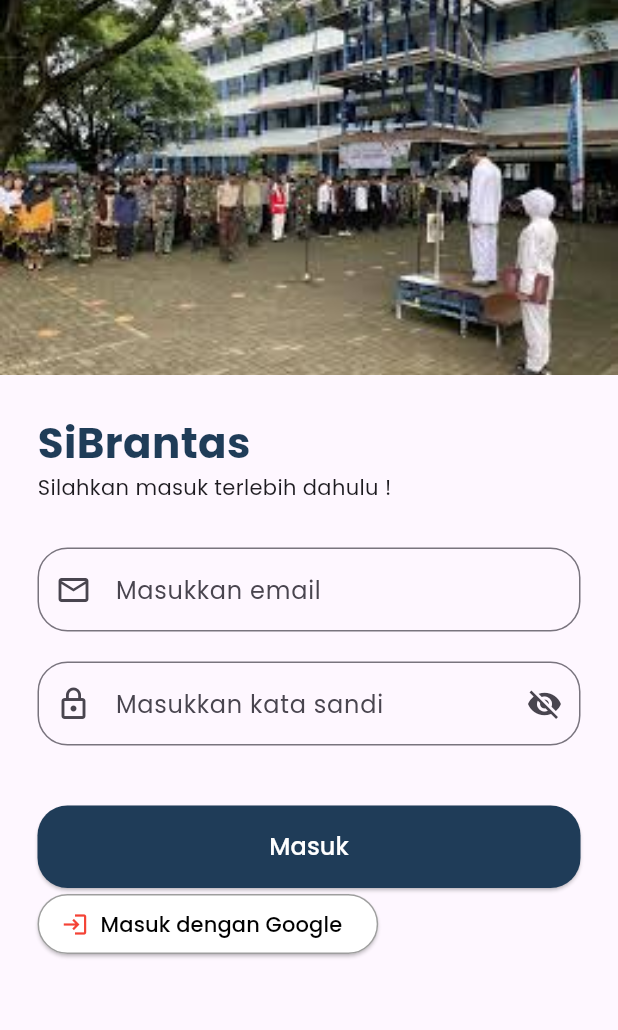
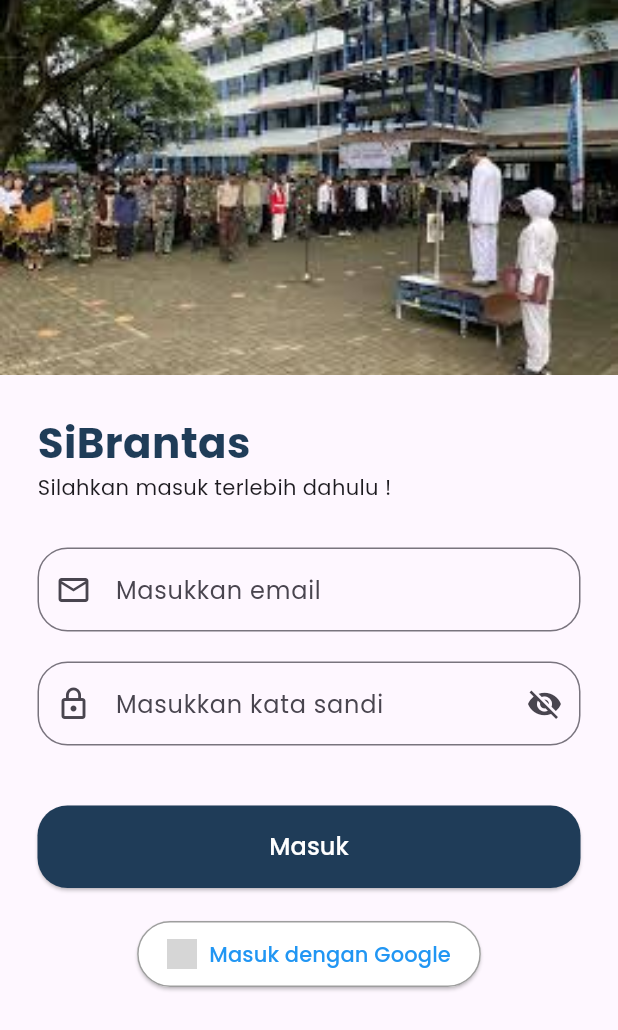
Before and after one commit to HusnulAzizah21/peminjaman_alat, a Flutter app: the screen it shows after launch, after a tap on "Masuk dengan Google", on a phone screen of 412 x 824 dp. Shown: the top 1030 px of the screen. Run offline on Flutter 3.47's test engine with Material 3 defaults, Android fonts, the phone set to English and light mode, and no system bars; our stand-ins replace fl_chart, get, google_fonts, google_sign_in, image_picker, pdf and 2 more; accounts and stored records are empty; network calls fail; grey boxes are pictures that could not be loaded.

Commit message:
port tetap

```diff
--- a/lib/controllers/app_controller.dart
+++ b/lib/controllers/app_controller.dart
@@ -45,7 +45,7 @@ class AppController extends GetxController {
     );
 
     // 3. Navigasi ke Beranda setelah berhasil
-    Get.offAllNamed('/dashboard');
+    GetPage(name: '/dashboard', page: () => const PeminjamPage());
 
   } catch (error) {
     print('Error Google Sign In: $error');
--- a/lib/login_page.dart
+++ b/lib/login_page.dart
@@ -93,15 +93,24 @@ class _LoginPageState extends State<LoginPage> {
                       : const Text("Masuk", style: TextStyle(color: Colors.white, fontSize: 16)),
                   )),
 
-                  ElevatedButton.icon(
-                    onPressed: () => authC.signInWithGoogle(), // Panggil fungsi di controller
-                    icon: const Icon(Icons.login, color: Colors.red),
-                    label: const Text("Masuk dengan Google"),
-                    style: ElevatedButton.styleFrom(
-                      backgroundColor: Colors.white,
-                      foregroundColor: Colors.black,
-                      side: const BorderSide(color: Colors.grey),
-                      shape: RoundedRectangleBorder(borderRadius: BorderRadius.circular(25)),
+                  SizedBox(height: 20),
+
+                  Center(
+                    child: ElevatedButton.icon(
+                      onPressed: () => authC.signInWithGoogle(),
+                      // Ganti Icon dengan Image
+                      icon: Image.network(
+                        'https://upload.wikimedia.org/wikipedia/commons/thumb/c/c1/Google_%22G%22_logo.svg/1200px-Google_%22G%22_logo.svg.png',
+                        height: 20, // Sesuaikan ukuran logo
+                      ),
+                      label: const Text("Masuk dengan Google"),
+                      style: ElevatedButton.styleFrom(
+                        backgroundColor: Colors.white,
+                        foregroundColor: Colors.blue, // Warna font jadi biru
+                        side: const BorderSide(color: Colors.grey),
+                        shape: RoundedRectangleBorder(borderRadius: BorderRadius.circular(25)),
+                        padding: const EdgeInsets.symmetric(horizontal: 20, vertical: 12),
+                      ),
                     ),
                   )
                 ],
```
